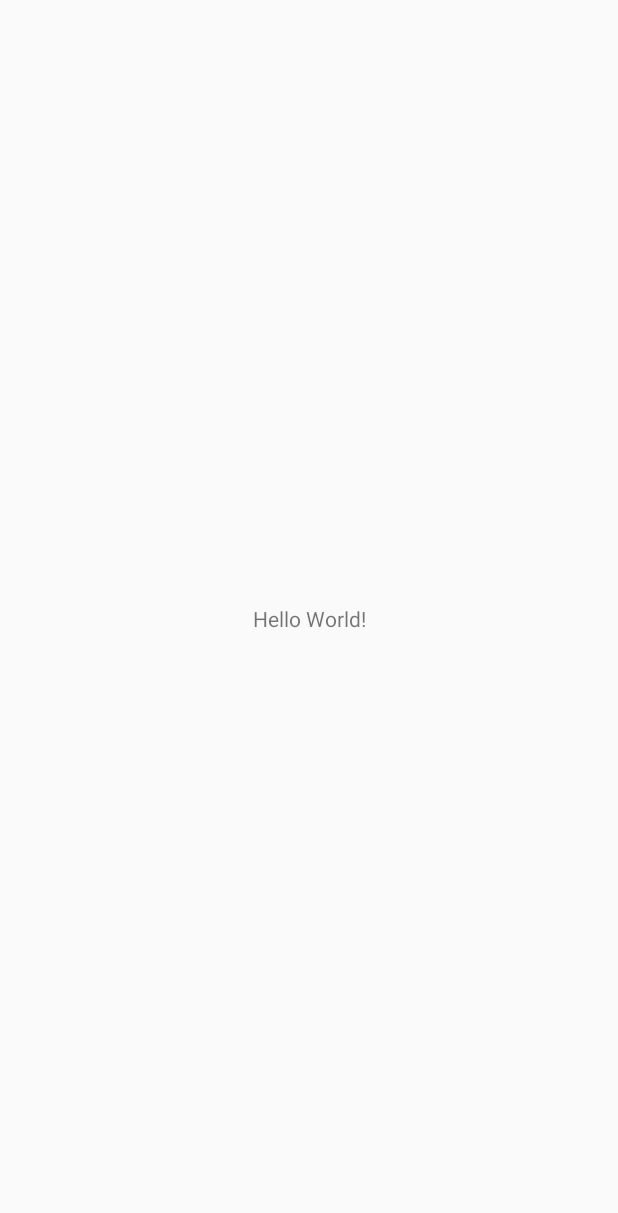
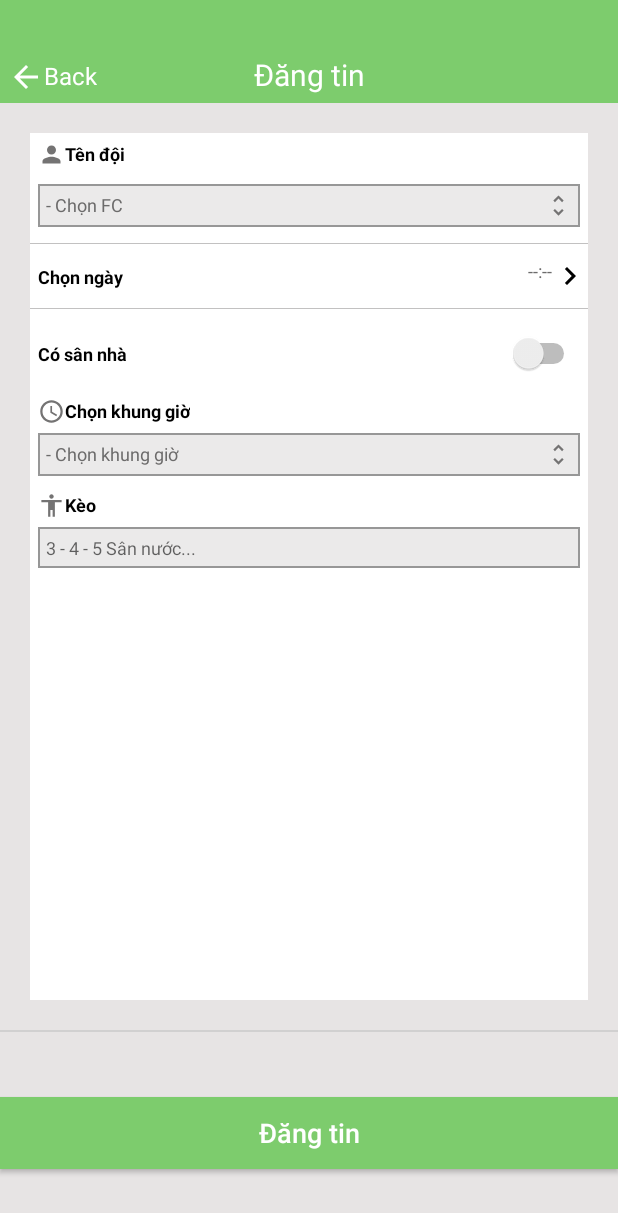
Before and after one commit to zzlaodaizz7/STP2019, an Android app: the screen it shows after launch (MainActivity before the commit, Activity_Dang_Tin_Tim_Doi_Thu after it), on a phone screen of 412 x 824 dp. Before the commit the part shown is almost empty. Shown: the top 1213 px of the screen. Run offline under Robolectric (Android 15) with nearby library versions, the phone set to English and light mode, and no system bars.

Commit message:
fix chu, icon

```diff
--- a/app/src/main/java/com/example/doan2019/MainActivity.java
+++ b/app/src/main/java/com/example/doan2019/MainActivity.java
@@ -12,7 +12,7 @@ public class MainActivity extends AppCompatActivity {
         super.onCreate(savedInstanceState);
         setContentView(R.layout.activity_main);
 
-//        Intent i = new Intent(MainActivity.this, Activity_Dang_Tin_Tim_Doi_Thu.class);
-//        startActivity(i);
+        Intent i = new Intent(MainActivity.this, Activity_Dang_Tin_Tim_Doi_Thu.class);
+        startActivity(i);
     }
 }
--- /dev/null
+++ b/app/src/main/res/drawable/icon_keo_18dp.xml
@@ -0,0 +1,5 @@
+<vector android:height="18dp" android:tint="#747373"
+    android:viewportHeight="24.0" android:viewportWidth="24.0"
+    android:width="18dp" xmlns:android="http://schemas.android.com/apk/res/android">
+    <path android:fillColor="#FF000000" android:pathData="M12,2c1.1,0 2,0.9 2,2s-0.9,2 -2,2 -2,-0.9 -2,-2 0.9,-2 2,-2zM21,9h-6v13h-2v-6h-2v6L9,22L9,9L3,9L3,7h18v2z"/>
+</vector>
--- a/app/src/main/res/drawable/icon_person.xml
+++ b/app/src/main/res/drawable/icon_person_18dp.xml
@@ -1,5 +1,5 @@
-<vector android:height="24dp" android:tint="#747373"
+<vector android:height="18dp" android:tint="#747373"
     android:viewportHeight="24.0" android:viewportWidth="24.0"
-    android:width="24dp" xmlns:android="http://schemas.android.com/apk/res/android">
+    android:width="18dp" xmlns:android="http://schemas.android.com/apk/res/android">
     <path android:fillColor="#FF000000" android:pathData="M12,12c2.21,0 4,-1.79 4,-4s-1.79,-4 -4,-4 -4,1.79 -4,4 1.79,4 4,4zM12,14c-2.67,0 -8,1.34 -8,4v2h16v-2c0,-2.66 -5.33,-4 -8,-4z"/>
 </vector>
--- /dev/null
+++ b/app/src/main/res/drawable/icon_time_18dp.xml
@@ -0,0 +1,5 @@
+<vector android:height="18dp" android:tint="#747373"
+    android:viewportHeight="24.0" android:viewportWidth="24.0"
+    android:width="18dp" xmlns:android="http://schemas.android.com/apk/res/android">
+    <path android:fillColor="#FF000000" android:pathData="M11.99,2C6.47,2 2,6.48 2,12s4.47,10 9.99,10C17.52,22 22,17.52 22,12S17.52,2 11.99,2zM12,20c-4.42,0 -8,-3.58 -8,-8s3.58,-8 8,-8 8,3.58 8,8 -3.58,8 -8,8zM12.5,7H11v6l5.25,3.15 0.75,-1.23 -4.5,-2.67z"/>
+</vector>
--- /dev/null
+++ b/app/src/main/res/drawable/icon_updown_18dp.xml
@@ -0,0 +1,5 @@
+<vector android:height="18dp" android:tint="#747373"
+    android:viewportHeight="24.0" android:viewportWidth="24.0"
+    android:width="18dp" xmlns:android="http://schemas.android.com/apk/res/android">
+    <path android:fillColor="#FF000000" android:pathData="M12,5.83L15.17,9l1.41,-1.41L12,3 7.41,7.59 8.83,9 12,5.83zM12,18.17L8.83,15l-1.41,1.41L12,21l4.59,-4.59L15.17,15 12,18.17z"/>
+</vector>
--- a/app/src/main/res/layout/activity__dang__tin__tim__doi__thu.xml
+++ b/app/src/main/res/layout/activity__dang__tin__tim__doi__thu.xml
@@ -61,11 +61,11 @@
                 android:id="@+id/TextViewTenDoi"
                 android:layout_width="wrap_content"
                 android:layout_height="wrap_content"
-                android:drawableLeft="@drawable/icon_person"
+                android:drawableLeft="@drawable/icon_person_18dp"
                 android:padding="5dp"
                 android:text="Tên đội"
-                android:textColor="#000"
-                android:textSize="18sp"
+                android:textColor="@color/mauChuDam"
+                android:textSize="12sp"
                 android:textStyle="bold"
                 app:layout_constraintLeft_toLeftOf="parent"
                 app:layout_constraintTop_toTopOf="parent"></TextView>
@@ -76,11 +76,11 @@
                 android:layout_height="wrap_content"
                 android:layout_margin="5dp"
                 android:background="@drawable/custom_edittext"
-                android:drawableRight="@drawable/updown"
+                android:drawableRight="@drawable/icon_updown_18dp"
                 android:padding="5dp"
                 android:text="- Chọn FC"
-                android:textColor="#000"
-                android:textSize="18sp"
+                android:textColor="@color/mauChuNhat"
+                android:textSize="12sp"
                 app:layout_constraintLeft_toLeftOf="parent"
                 app:layout_constraintTop_toBottomOf="@id/TextViewTenDoi"></TextView>
 
@@ -102,8 +102,8 @@
                     android:layout_width="wrap_content"
                     android:layout_height="wrap_content"
                     android:text="Chọn ngày"
-                    android:textColor="#000"
-                    android:textSize="18sp"
+                    android:textColor="@color/mauChuDam"
+                    android:textSize="12sp"
                     android:textStyle="bold"
                     app:layout_constraintBottom_toBottomOf="parent"
                     app:layout_constraintLeft_toLeftOf="parent"
@@ -115,8 +115,8 @@
                     android:layout_height="wrap_content"
                     android:drawableRight="@drawable/right"
                     android:text="--:--"
-                    android:textColor="#000"
-                    android:textSize="18sp"
+                    android:textColor="@color/mauChuNhat"
+                    android:textSize="12sp"
                     app:layout_constraintRight_toRightOf="parent"
                     app:layout_constraintTop_toTopOf="parent"></TextView>
 
@@ -137,8 +137,8 @@
                     android:layout_width="wrap_content"
                     android:layout_height="wrap_content"
                     android:text="Có sân nhà"
-                    android:textColor="#000"
-                    android:textSize="18sp"
+                    android:textColor="@color/mauChuDam"
+                    android:textSize="12sp"
                     android:textStyle="bold"
                     app:layout_constraintBottom_toBottomOf="parent"
                     app:layout_constraintLeft_toLeftOf="parent"
@@ -177,8 +177,8 @@
                     android:layout_height="wrap_content"
                     android:layout_marginLeft="5dp"
                     android:text="Chọn sân"
-                    android:textColor="#000"
-                    android:textSize="18sp"
+                    android:textColor="@color/mauChuDam"
+                    android:textSize="12sp"
                     android:textStyle="bold"
                     app:layout_constraintLeft_toRightOf="@id/ImageViewIconYardSoccer"
                     app:layout_constraintTop_toTopOf="parent"></TextView>
@@ -190,11 +190,11 @@
                     android:layout_marginTop="5dp"
                     android:layout_marginBottom="5dp"
                     android:background="@drawable/custom_edittext"
-                    android:drawableRight="@drawable/updown"
+                    android:drawableRight="@drawable/icon_updown_18dp"
                     android:padding="5dp"
                     android:text="- Chọn sân"
-                    android:textColor="#000"
-                    android:textSize="18sp"
+                    android:textColor="@color/mauChuNhat"
+                    android:textSize="12sp"
                     app:layout_constraintLeft_toLeftOf="parent"
                     app:layout_constraintTop_toBottomOf="@id/TextViewSan"></TextView>
             </androidx.constraintlayout.widget.ConstraintLayout>
@@ -209,10 +209,10 @@
                     android:id="@+id/TextViewChonThoiGian"
                     android:layout_width="wrap_content"
                     android:layout_height="wrap_content"
-                    android:drawableLeft="@drawable/icon_time"
+                    android:drawableLeft="@drawable/icon_time_18dp"
                     android:text="Chọn khung giờ"
-                    android:textColor="#000"
-                    android:textSize="18sp"
+                    android:textColor="@color/mauChuDam"
+                    android:textSize="12sp"
                     android:textStyle="bold"
                     app:layout_constraintLeft_toLeftOf="parent"
                     app:layout_constraintTop_toTopOf="parent"></TextView>
@@ -224,14 +224,15 @@
                     android:layout_marginTop="5dp"
                     android:layout_marginBottom="5dp"
                     android:background="@drawable/custom_edittext"
-                    android:drawableRight="@drawable/updown"
+                    android:drawableRight="@drawable/icon_updown_18dp"
                     android:padding="5dp"
                     android:text="- Chọn khung giờ"
-                    android:textColor="#000"
-                    android:textSize="18sp"
+                    android:textColor="@color/mauChuNhat"
+                    android:textSize="12sp"
                     app:layout_constraintLeft_toLeftOf="parent"
                     app:layout_constraintTop_toBottomOf="@id/TextViewChonThoiGian"></TextView>
             </androidx.constraintlayout.widget.ConstraintLayout>
+
             <androidx.constraintlayout.widget.ConstraintLayout
                 android:id="@+id/ConstrainLayoutChonKeo"
                 android:layout_width="match_parent"
@@ -242,10 +243,10 @@
                     android:id="@+id/TextViewChonKeo"
                     android:layout_width="wrap_content"
                     android:layout_height="wrap_content"
-                    android:drawableLeft="@drawable/icon_keo"
-                    android:text="Chọn kèo"
-                    android:textColor="#000"
-                    android:textSize="18sp"
+                    android:drawableLeft="@drawable/icon_keo_18dp"
+                    android:text="Kèo"
+                    android:textColor="@color/mauChuDam"
+                    android:textSize="12sp"
                     android:textStyle="bold"
                     app:layout_constraintLeft_toLeftOf="parent"
                     app:layout_constraintTop_toTopOf="parent"></TextView>
@@ -257,10 +258,10 @@
                     android:layout_marginTop="5dp"
                     android:layout_marginBottom="5dp"
                     android:background="@drawable/custom_edittext"
+                    android:hint="3 - 4 - 5 Sân nước..."
                     android:padding="5dp"
-                    android:hint="3 - 4 - 5 Sân nước..."
-                    android:textColor="#000"
-                    android:textSize="18sp"
+                    android:textColor="@color/mauChuNhat"
+                    android:textSize="12sp"
                     app:layout_constraintLeft_toLeftOf="parent"
                     app:layout_constraintTop_toBottomOf="@id/TextViewChonKeo"></EditText>
             </androidx.constraintlayout.widget.ConstraintLayout>
--- a/app/src/main/res/values/colors.xml
+++ b/app/src/main/res/values/colors.xml
@@ -3,4 +3,6 @@
     <color name="colorPrimary">#6200EE</color>
     <color name="colorPrimaryDark">#3700B3</color>
     <color name="colorAccent">#03DAC5</color>
+    <color name="mauChuDam">#000</color>
+    <color name="mauChuNhat">#6C6B6B</color>
 </resources>
```
Also changed, not shown: app/src/main/res/drawable/icon_keo.xml (deleted, +0 -9 lines), app/src/main/res/drawable/icon_time.xml (deleted, +0 -10 lines), app/src/main/res/drawable/updown.xml (deleted, +0 -9 lines), 1 other file.
